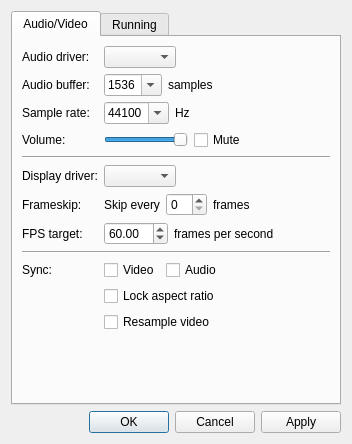
The window that Libretro/mgba/src/platform/qt/SettingsView.ui (kiddreads/Avalon-copy2) describes before a commit, drawn with Qt 5.
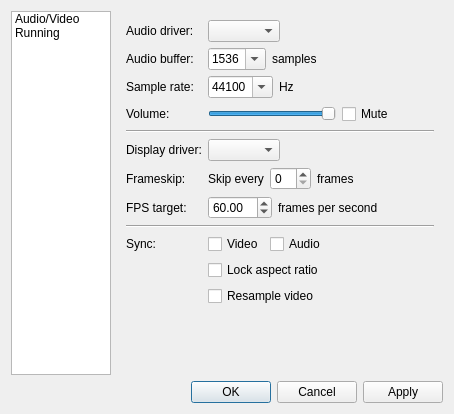
The same window after the commit.

Commit message: Qt: Use a sidebar instead of a tabbed view for settings

Diff of the .ui file:
```diff
--- a/Libretro/mgba/src/platform/qt/SettingsView.ui
+++ b/Libretro/mgba/src/platform/qt/SettingsView.ui
@@ -6,8 +6,8 @@
    <rect>
     <x>0</x>
     <y>0</y>
-    <width>417</width>
-    <height>478</height>
+    <width>565</width>
+    <height>459</height>
    </rect>
   </property>
   <property name="sizePolicy">
@@ -19,19 +19,13 @@
   <property name="windowTitle">
    <string>Settings</string>
   </property>
-  <layout class="QVBoxLayout" name="verticalLayout">
+  <layout class="QGridLayout" name="gridLayout">
    <property name="sizeConstraint">
     <enum>QLayout::SetFixedSize</enum>
    </property>
-   <item>
-    <widget class="QTabWidget" name="tabWidget">
-     <property name="currentIndex">
-      <number>0</number>
-     </property>
-     <widget class="QWidget" name="tab_3">
-      <attribute name="title">
-       <string>Audio/Video</string>
-      </attribute>
+   <item row="1" column="1">
+    <widget class="QStackedWidget" name="stackedWidget">
+     <widget class="QWidget" name="stackedWidgetPage1">
       <layout class="QFormLayout" name="formLayout">
        <property name="fieldGrowthPolicy">
         <enum>QFormLayout::FieldsStayAtSizeHint</enum>
@@ -181,6 +175,12 @@
         <layout class="QHBoxLayout" name="horizontalLayout_6">
          <item>
           <widget class="QSlider" name="volume">
+           <property name="minimumSize">
+            <size>
+             <width>128</width>
+             <height>0</height>
+            </size>
+           </property>
            <property name="maximum">
             <number>256</number>
            </property>
@@ -335,10 +335,7 @@
        </item>
       </layout>
      </widget>
-     <widget class="QWidget" name="tab_4">
-      <attribute name="title">
-       <string>Running</string>
-      </attribute>
+     <widget class="QWidget" name="stackedWidgetPage2">
       <layout class="QFormLayout" name="formLayout_2">
        <property name="fieldGrowthPolicy">
         <enum>QFormLayout::FieldsStayAtSizeHint</enum>
@@ -558,7 +555,33 @@
      </widget>
     </widget>
    </item>
-   <item>
+   <item row="1" column="0">
+    <widget class="QListWidget" name="tabs">
+     <property name="sizePolicy">
+      <sizepolicy hsizetype="MinimumExpanding" vsizetype="Expanding">
+       <horstretch>0</horstretch>
+       <verstretch>0</verstretch>
+      </sizepolicy>
+     </property>
+     <property name="maximumSize">
+      <size>
+       <width>100</width>
+       <height>16777215</height>
+      </size>
+     </property>
+     <item>
+      <property name="text">
+       <string>Audio/Video</string>
+      </property>
+     </item>
+     <item>
+      <property name="text">
+       <string>Running</string>
+      </property>
+     </item>
+    </widget>
+   </item>
+   <item row="2" column="0" colspan="2">
     <widget class="QDialogButtonBox" name="buttonBox">
      <property name="standardButtons">
       <set>QDialogButtonBox::Apply|QDialogButtonBox::Cancel|QDialogButtonBox::Ok</set>
```
Left out of the diff: 44 changed lines with no effect on the pictures. The commit also changes 1 other file.
